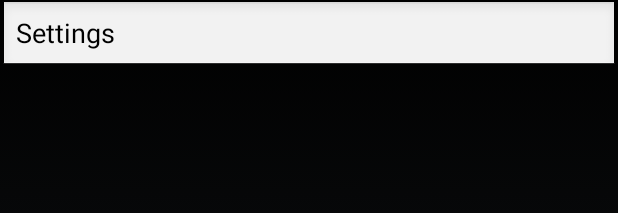
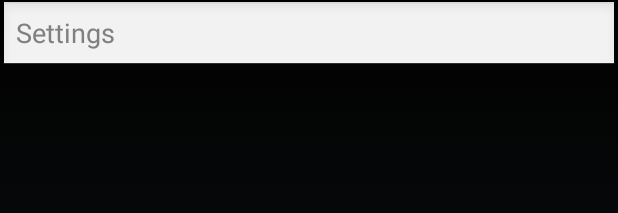
Before and after one commit to derekwu/MHacks-2014, an Android app: the layout activity_settings.xml on its own in the app's theme, with its tools: preview values and no code run, on a phone screen of 412 x 824 dp. Shown: the top 213 px of the screen. Run offline under Robolectric (Android 15) with nearby library versions, the phone set to English and light mode, and no system bars.

Commit message:
fixed some stuff

```diff
--- a/minosaur/app/src/main/res/layout/activity_settings.xml
+++ b/minosaur/app/src/main/res/layout/activity_settings.xml
@@ -5,7 +5,7 @@
     android:orientation="vertical">
 
     <EditText
-        android:text="Settings"
+        android:hint="Settings"
         android:layout_width="match_parent"
         android:layout_height="wrap_content"
         />
```
